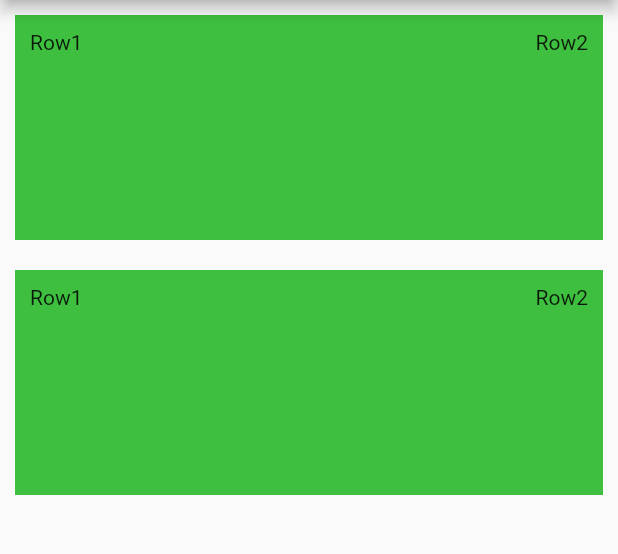
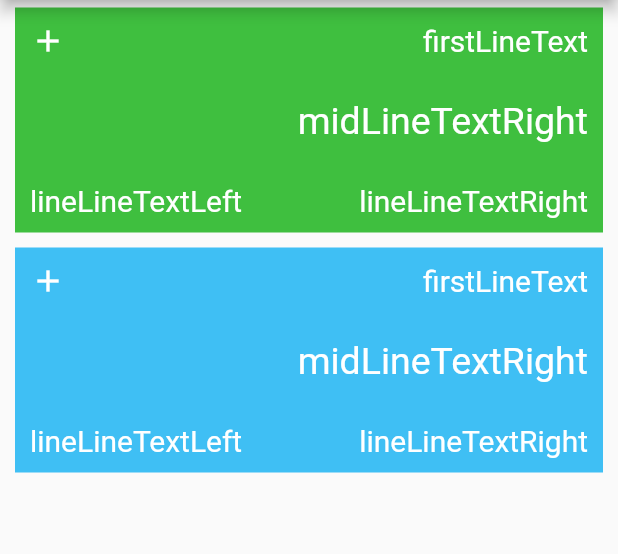
Before and after one commit to StekolschikovV/infovizion, a Flutter app: the screen it shows after launch, on a phone screen of 412 x 824 dp, the part 84-638 px from its top. Run offline on Flutter 3.47's test engine with Material 2 defaults, Android fonts, the phone set to English and light mode, and no system bars.

Commit message:
Kpi add all text line

```diff
--- a/lib/main.dart
+++ b/lib/main.dart
@@ -36,6 +36,7 @@ class _MyHomePageState extends State<MyHomePage> {
         title: Text(widget.title),
       ),
       body: Center(
+
         child: Column(
 
           // horizontal).
@@ -43,7 +44,7 @@ class _MyHomePageState extends State<MyHomePage> {
           children: <Widget>[
 //            Kpi().build(context)
           Kpi(context).get(),
-          Kpi(context).get(),
+          Kpi(context, colorBlue: 500).get(),
 //            Container(
 //              margin: const EdgeInsets.all(10.0),
 //              color: const Color(0xFF00FF00),
--- a/lib/widgets/kpi.dart
+++ b/lib/widgets/kpi.dart
@@ -1,7 +1,6 @@
 import 'package:flutter/material.dart';
 
 class Kpi {
-
   double width = 30;
   double height;
 
@@ -10,29 +9,67 @@ class Kpi {
   int colorBlue;
   double colorOpacity;
 
-  Kpi(BuildContext context,
-      {this.colorRed: 63, this.colorGreen: 191, this.colorBlue: 63, this.colorOpacity: 1, this.height = 150}) {
+  Icon firstLineIcon;
+  String firstLineText;
+
+  String midLineTextLeft;
+  String midLineTextRight;
+
+  String lastLineTextLeft;
+  String lastLineTextRight;
+
+  var textStyle = new TextStyle(
+    fontSize: 20.0,
+    color: Colors.white,
+  );
+  var textBigStyle = new TextStyle(
+    fontSize: 25.0,
+    color: Colors.white,
+  );
+
+  Kpi(
+    BuildContext context, {
+    this.colorRed: 63,
+    this.colorGreen: 191,
+    this.colorBlue: 63,
+    this.colorOpacity: 1,
+    this.height = 150,
+    firstLineIconPram = Icons.add,
+    this.firstLineText = 'firstLineText',
+    this.midLineTextLeft = '',
+    this.midLineTextRight = 'midLineTextRight',
+    this.lastLineTextLeft = 'lineLineTextLeft',
+    this.lastLineTextRight = 'lineLineTextRight',
+  }) {
     width = MediaQuery.of(context).size.width;
+    firstLineIcon = Icon(firstLineIconPram, color: Colors.white,);
   }
 
   Widget get() {
     return Container(
-      margin: const EdgeInsets.all(10.0),
+      margin: const EdgeInsets.only(top: 5, left: 10, bottom: 5, right: 10),
       padding: const EdgeInsets.all(10.0),
       color: Color.fromRGBO(colorRed, colorGreen, colorBlue, colorOpacity),
       width: width,
       height: height,
       child: Column(
+        mainAxisAlignment: MainAxisAlignment.spaceBetween,
         children: <Widget>[
           Row(
             mainAxisAlignment: MainAxisAlignment.spaceBetween,
+            children: <Widget>[firstLineIcon, Text(firstLineText, style: textStyle)],
+          ),
+          Row(
+            mainAxisAlignment: MainAxisAlignment.spaceBetween,
+            children: <Widget>[Text(midLineTextLeft, style: textStyle), Text(midLineTextRight, style: textBigStyle,)],
+          ),
+          Row(
+            mainAxisAlignment: MainAxisAlignment.spaceBetween,
             children: <Widget>[
-                Text('Row1'),
-                Text('Row2')
+              Text(lastLineTextLeft, style: textStyle),
+              Text(lastLineTextRight, style: textStyle)
             ],
           )
-
-
         ],
       ),
     );
```
Lines whose indentation alone changed are shown as unchanged.
